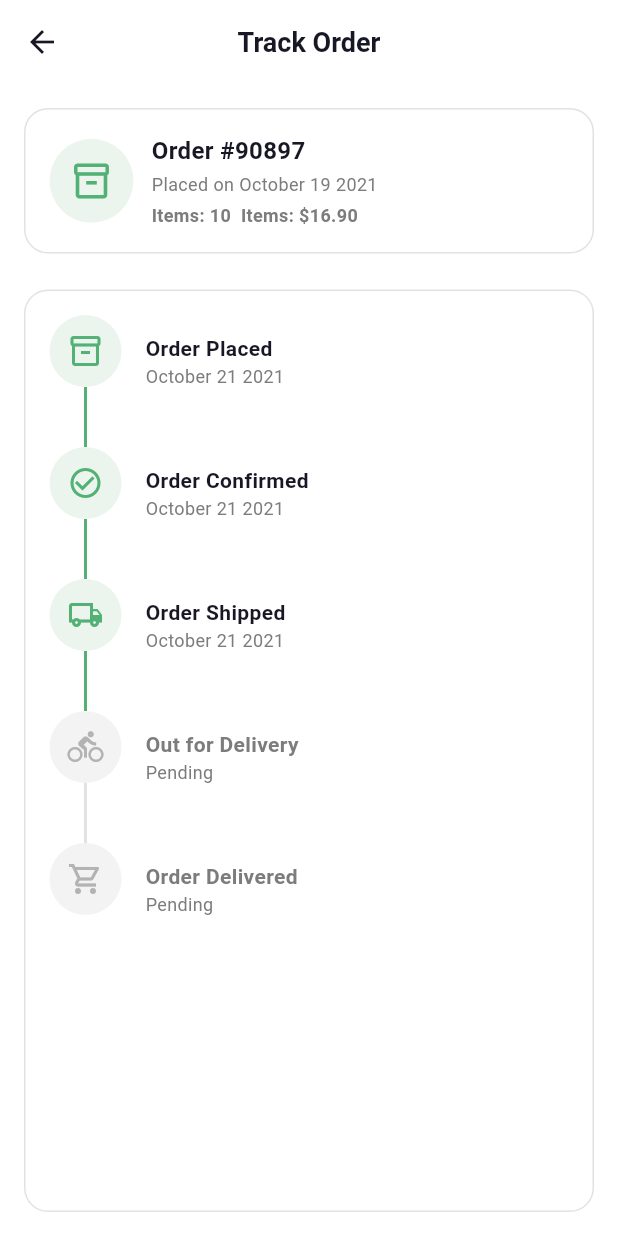
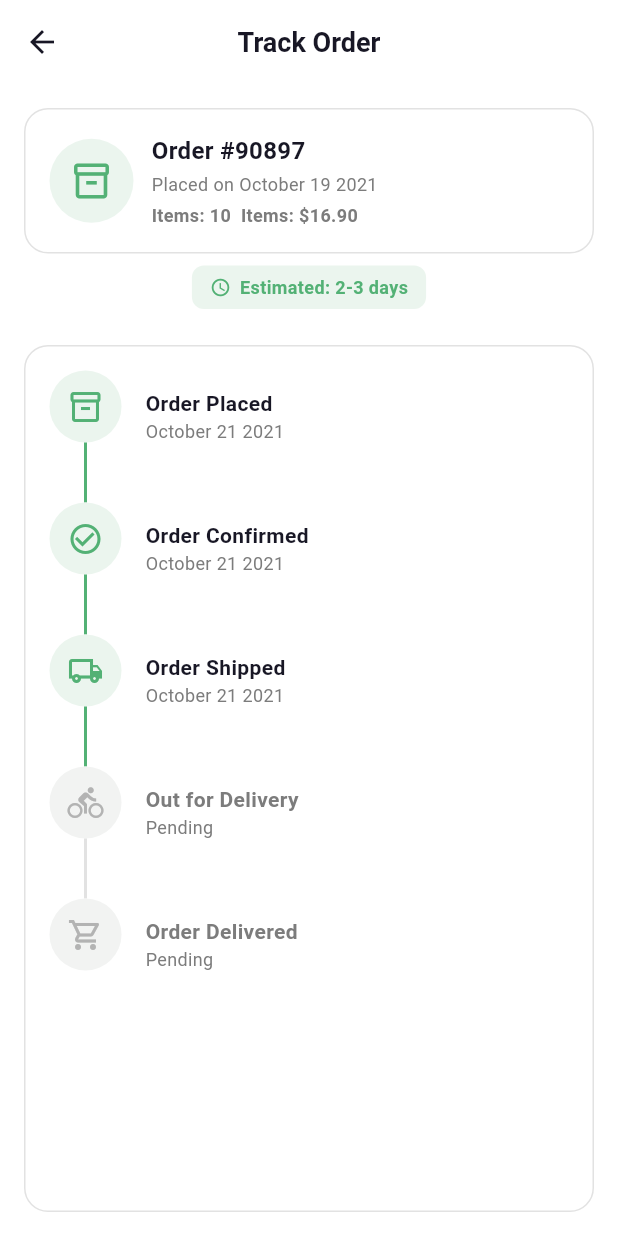
Before and after one commit to Souro-v/big_cart, a Flutter app: the TrackOrderScreen screen opened by its route, on a phone screen of 412 x 824 dp. Run offline on Flutter 3.47's test engine with Material 3 defaults, Android fonts, the light colour scheme and no system bars; our stand-ins replace app_links, cached_network_image, cloud_firestore, confetti, connectivity_plus, firebase_analytics and 13 more; accounts and stored records are empty; network calls fail; Roboto replaces fonts that are missing (Gilroy).

Commit message:
estimated time needed

```diff
--- a/lib/screens/orders/track_order_screen.dart
+++ b/lib/screens/orders/track_order_screen.dart
@@ -1,15 +1,30 @@
 import 'package:flutter/material.dart';
+import '../../models/order_model.dart';
 import '../../utils/app_colors.dart';
 import '../../utils/app_text_styles.dart';
 
 class TrackOrderScreen extends StatelessWidget {
   const TrackOrderScreen({super.key});
 
+  String _getETA(OrderStatus status) {
+    switch (status) {
+      case OrderStatus.pending:
+        return 'Estimated: 2-3 days';
+      case OrderStatus.confirmed:
+        return 'Estimated: 1-2 days';
+      case OrderStatus.delivered:
+        return 'Delivered ✅';
+      case OrderStatus.cancelled:
+        return 'Cancelled ❌';
+    }
+  }
+
   @override
   Widget build(BuildContext context) {
-    final order = ModalRoute.of(context)!.settings.arguments as Map<String, dynamic>?;
+    final order =
+        ModalRoute.of(context)!.settings.arguments as Map<String, dynamic>?;
 
-    final List<Map<String, dynamic>> _steps = [
+    final List<Map<String, dynamic>> steps = [
       {
         'title': 'Order Placed',
         'date': 'October 21 2021',
@@ -41,7 +56,6 @@ class TrackOrderScreen extends StatelessWidget {
         'done': false,
       },
     ];
-
     return Scaffold(
       backgroundColor: AppColors.background,
       appBar: AppBar(
@@ -66,13 +80,17 @@ class TrackOrderScreen extends StatelessWidget {
               child: Row(
                 children: [
                   Container(
-                    width: 56, height: 56,
+                    width: 56,
+                    height: 56,
                     decoration: const BoxDecoration(
                       color: AppColors.primaryLight,
                       shape: BoxShape.circle,
                     ),
-                    child: const Icon(Icons.inventory_2_outlined,
-                        color: AppColors.primary, size: 28),
+                    child: const Icon(
+                      Icons.inventory_2_outlined,
+                      color: AppColors.primary,
+                      size: 28,
+                    ),
                   ),
                   const SizedBox(width: 12),
                   Column(
@@ -92,17 +110,48 @@ class TrackOrderScreen extends StatelessWidget {
                       const SizedBox(height: 4),
                       Row(
                         children: [
-                          Text('Items: ${order?['items'] ?? 10}  ',
-                              style: AppTextStyles.bodySmall.copyWith(
-                                fontWeight: FontWeight.bold,
-                              )),
-                          Text('Items: \$${order?['total'] ?? '16.90'}',
-                              style: AppTextStyles.bodySmall.copyWith(
-                                fontWeight: FontWeight.bold,
-                              )),
+                          Text(
+                            'Items: ${order?['items'] ?? 10}  ',
+                            style: AppTextStyles.bodySmall.copyWith(
+                              fontWeight: FontWeight.bold,
+                            ),
+                          ),
+                          Text(
+                            'Items: \$${order?['total'] ?? '16.90'}',
+                            style: AppTextStyles.bodySmall.copyWith(
+                              fontWeight: FontWeight.bold,
+                            ),
+                          ),
                         ],
                       ),
                     ],
+                  ),
+                ],
+              ),
+            ),
+            //Estimated time needed
+            const SizedBox(height: 8),
+            Container(
+              padding: const EdgeInsets.symmetric(horizontal: 12, vertical: 6),
+              decoration: BoxDecoration(
+                color: AppColors.primaryLight,
+                borderRadius: BorderRadius.circular(8),
+              ),
+              child: Row(
+                mainAxisSize: MainAxisSize.min,
+                children: [
+                  const Icon(
+                    Icons.access_time,
+                    size: 14,
+                    color: AppColors.primary,
+                  ),
+                  const SizedBox(width: 6),
+                  Text(
+                    _getETA(order?['status'] ?? OrderStatus.pending),
+                    style: AppTextStyles.bodySmall.copyWith(
+                      color: AppColors.primary,
+                      fontWeight: FontWeight.w600,
+                    ),
                   ),
                 ],
               ),
@@ -120,10 +169,10 @@ class TrackOrderScreen extends StatelessWidget {
                   border: Border.all(color: AppColors.border),
                 ),
                 child: ListView.builder(
-                  itemCount: _steps.length,
+                  itemCount: steps.length,
                   itemBuilder: (_, i) {
-                    final step = _steps[i];
-                    final isLast = i == _steps.length - 1;
+                    final step = steps[i];
+                    final isLast = i == steps.length - 1;
 
                     return Row(
                       crossAxisAlignment: CrossAxisAlignment.start,
@@ -132,7 +181,8 @@ class TrackOrderScreen extends StatelessWidget {
                         Column(
                           children: [
                             Container(
-                              width: 48, height: 48,
+                              width: 48,
+                              height: 48,
                               decoration: BoxDecoration(
                                 color: step['done']
                                     ? AppColors.primaryLight
@@ -166,7 +216,8 @@ class TrackOrderScreen extends StatelessWidget {
                           child: Column(
                             crossAxisAlignment: CrossAxisAlignment.start,
                             children: [
-                              Text(step['title'],
+                              Text(
+                                step['title'],
                                 style: AppTextStyles.bodyMedium.copyWith(
                                   fontWeight: FontWeight.bold,
                                   color: step['done']
@@ -174,7 +225,8 @@ class TrackOrderScreen extends StatelessWidget {
                                       : AppColors.textGrey,
                                 ),
                               ),
-                              Text(step['date'],
+                              Text(
+                                step['date'],
                                 style: AppTextStyles.bodySmall,
                               ),
                             ],
```
